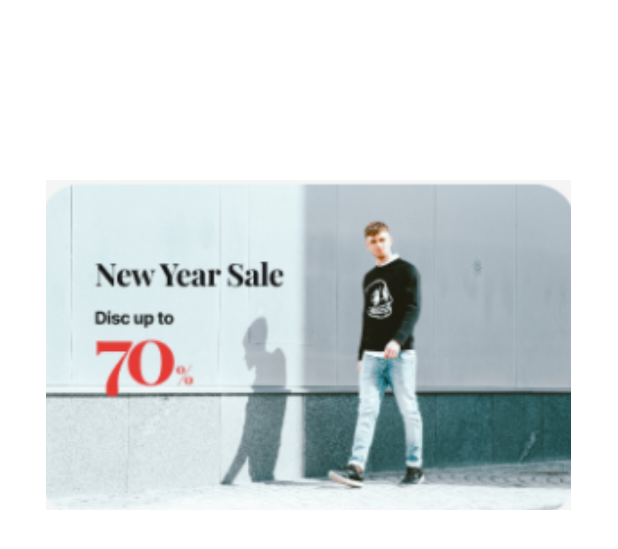
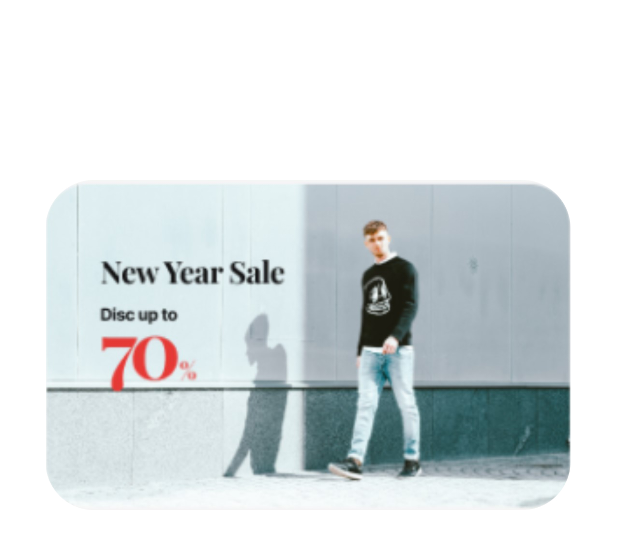
Before and after one commit to Mo-og/Module1MP, an Android app: the layout fragment_base.xml on its own in the app's theme, with its tools: preview values and no code run, on a phone screen of 412 x 824 dp. Shown: the top 549 px of the screen. Run offline under Robolectric (Android 15) with nearby library versions, the light colour scheme and no system bars.

Commit message:
images rounded

```diff
--- /dev/null
+++ b/app/src/main/res/drawable/layout_rounding.xml
@@ -0,0 +1,6 @@
+<?xml version="1.0" encoding="utf-8"?>
+<shape xmlns:android="http://schemas.android.com/apk/res/android">
+    <stroke android:width="3dp" android:color="#B1BCBE" />
+    <corners android:radius="40dp"/>
+    <padding android:left="0dp" android:top="100dp" android:right="0dp" android:bottom="100dp" />
+</shape>
--- a/app/src/main/res/layout/fragment_base.xml
+++ b/app/src/main/res/layout/fragment_base.xml
@@ -2,7 +2,7 @@
 <LinearLayout xmlns:android="http://schemas.android.com/apk/res/android"
     xmlns:tools="http://schemas.android.com/tools"
     android:layout_width="wrap_content"
-    android:layout_height="220dp"
+    android:layout_height="wrap_content"
     android:layout_gravity="center_horizontal|top"
     android:orientation="vertical"
     android:translationY="120dp"
@@ -11,7 +11,7 @@
     <ImageView
         android:id="@+id/image"
         android:layout_width="350dp"
-        android:layout_height="226dp"
+        android:layout_height="220dp"
         android:layout_gravity="center"
         android:contentDescription="@string/sale"
         android:scaleType="centerCrop"
```
Also changed, not shown: app/src/main/res/drawable/sale1.jpg, app/src/main/res/drawable/sale2.jpg, app/src/main/res/drawable/sale3.jpg.
